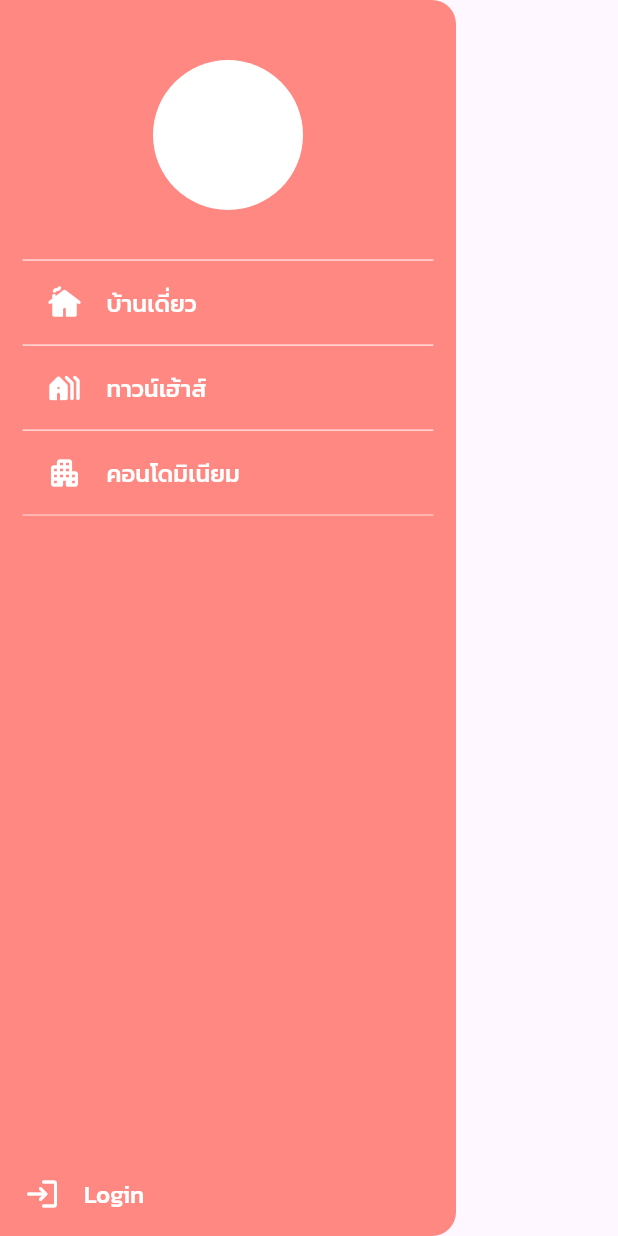
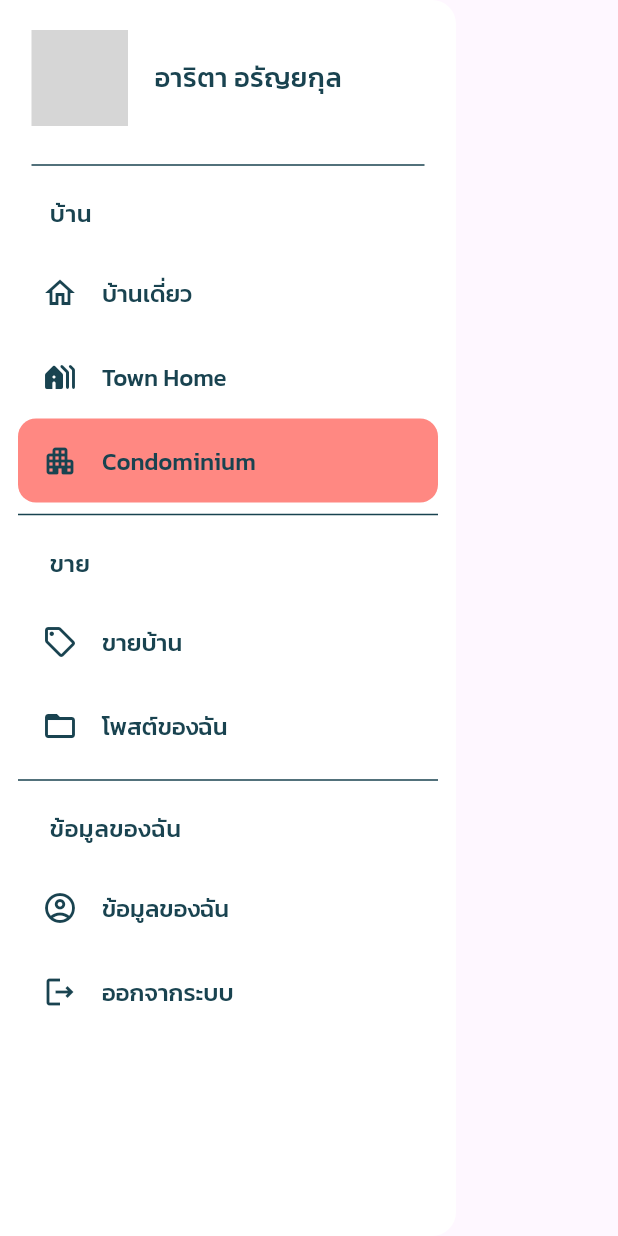
Before and after one commit to tot14883/your_home, a Flutter app: the SidebarMenu widget shown alone on an empty page, opened directly, on a phone screen of 412 x 824 dp. Run offline on Flutter 3.47's test engine with Material 3 defaults, Android fonts, the phone set to English and light mode, and no system bars; our stand-ins replace flutter_svg; project files that could hold a hidden picture were left out; grey boxes are pictures that could not be loaded.

Commit message:
change design sidbar

```diff
--- a/lib/features/home/sidebar_menu_widget.dart
+++ b/lib/features/home/sidebar_menu_widget.dart
@@ -1,4 +1,5 @@
 import 'package:flutter/material.dart';
+import 'package:flutter_svg/svg.dart';
 import 'package:home_demo/components/com_color.dart';
 import 'package:home_demo/components/com_font_style.dart';
 
@@ -10,87 +11,193 @@ class SidebarMenu extends StatelessWidget {
   @override
   Widget build(BuildContext context) {
     return Drawer(
-      backgroundColor: comSecondaryColor,
-      child: Column(
-        mainAxisAlignment: MainAxisAlignment.spaceBetween,
-        children: [
-          Padding(
-            padding: const EdgeInsets.only(left: 15, right: 15),
+      backgroundColor: Colors.white,
+      child: SafeArea(
         child: Column(
           children: [
             const SizedBox(
-                  height: 40,
-                ),
-                Container(
-                  width: 100,
-                  height: 100,
-                  decoration: const BoxDecoration(
-                    color: Colors.white,
-                    shape: BoxShape.circle,
-                  ),
-                ),
-                const SizedBox(
-                  height: 33,
+              height: 20,
             ),
             Column(
               children: [
-                    ListTile(
+                Padding(
+                  padding: const EdgeInsets.symmetric(horizontal: 21),
+                  child: Column(
+                    children: [
+                      Row(
+                        children: [
+                          SvgPicture.asset(
+                            "assets/images/logo/avatar.svg",
+                            width: 64,
+                            height: 64,
+                          ),
+                          // Container(
+                          //   width: 64,
+                          //   height: 64,
+                          //   decoration: const BoxDecoration(
+                          //     color: Colors.pink,
+                          //     shape: BoxShape.circle,
+                          //   ),
+                          // ),
+                          const SizedBox(width: 18),
+                          Text(
+                            "อาริตา อรัญยกุล",
+                            style: ComFontStyle.medium18
+                                .copyWith(color: comPrimaryColor),
+                          )
+                        ],
+                      ),
+                      const SizedBox(height: 18),
+                      const Divider(color: comPrimaryColor),
+                      const SizedBox(height: 13),
+                    ],
+                  ),
+                ),
+                Padding(
+                  padding: const EdgeInsets.symmetric(horizontal: 12),
+                  child: Column(
+                    crossAxisAlignment: CrossAxisAlignment.start,
+                    children: [
+                      const TitleSidebar(title: "บ้าน"),
+                      const SizedBox(height: 13),
+                      ListTileSidebar(
+                        title: "บ้านเดี่ยว",
+                        icon: const Icon(
+                          Icons.home_outlined,
+                          color: comPrimaryColor,
+                        ),
+                        textColor: comPrimaryColor,
+                        tileColor: Colors.white,
                         onTap: () {},
-                      shape: const Border(
-                        top: BorderSide(color: Colors.white, width: 0.7),
                       ),
-                      leading: const Icon(
-                        Icons.cottage_rounded,
-                        color: Colors.white,
+                      ListTileSidebar(
+                        title: "Town Home",
+                        icon: const Icon(
+                          Icons.holiday_village_rounded,
+                          color: comPrimaryColor,
                         ),
-                      title: const Text("บ้านเดี่ยว"),
-                      textColor: Colors.white,
-                      titleTextStyle: ComFontStyle.medium16,
+                        textColor: comPrimaryColor,
+                        tileColor: Colors.white,
+                        onTap: () {},
                       ),
-                    ListTile(
+                      ListTileSidebar(
+                        title: "Condominium",
+                        icon: const Icon(
+                          Icons.apartment_rounded,
+                          color: comPrimaryColor,
+                        ),
+                        textColor: comPrimaryColor,
+                        tileColor: comSecondaryColor,
                         onTap: () {},
-                      shape: const Border(
-                        top: BorderSide(color: Colors.white, width: 0.7),
                       ),
-                      leading: const Icon(
-                        Icons.holiday_village_rounded,
-                        color: Colors.white,
+                      const Divider(color: comPrimaryColor),
+                      const SizedBox(height: 13),
+                      const TitleSidebar(title: "ขาย"),
+                      const SizedBox(height: 13),
+                      ListTileSidebar(
+                        title: "ขายบ้าน",
+                        icon: const Icon(
+                          Icons.sell_outlined,
+                          color: comPrimaryColor,
                         ),
-                      title: const Text("ทาวน์เฮ้าส์"),
-                      textColor: Colors.white,
-                      titleTextStyle: ComFontStyle.medium16,
+                        textColor: comPrimaryColor,
+                        tileColor: Colors.white,
+                        onTap: () {},
                       ),
-                    ListTile(
+                      ListTileSidebar(
+                        title: "โพสต์ของฉัน",
+                        icon: const Icon(
+                          Icons.folder_open_outlined,
+                          color: comPrimaryColor,
+                        ),
+                        textColor: comPrimaryColor,
+                        tileColor: Colors.white,
                         onTap: () {},
-                      shape: const Border(
-                        top: BorderSide(color: Colors.white, width: 0.7),
-                        bottom: BorderSide(color: Colors.white, width: 0.5),
                       ),
-                      leading: const Icon(
-                        Icons.apartment_rounded,
-                        color: Colors.white,
+                      const Divider(color: comPrimaryColor),
+                      const SizedBox(height: 13),
+                      const TitleSidebar(title: "ข้อมูลของฉัน"),
+                      const SizedBox(height: 13),
+                      ListTileSidebar(
+                        title: "ข้อมูลของฉัน",
+                        icon: const Icon(
+                          Icons.account_circle_outlined,
+                          color: comPrimaryColor,
                         ),
-                      title: const Text("คอนโดมิเนียม"),
-                      textColor: Colors.white,
-                      titleTextStyle: ComFontStyle.medium16,
+                        textColor: comPrimaryColor,
+                        tileColor: Colors.white,
+                        onTap: () {},
+                      ),
+                      ListTileSidebar(
+                        title: "ออกจากระบบ",
+                        icon: const Icon(
+                          Icons.logout_outlined,
+                          color: comPrimaryColor,
+                        ),
+                        textColor: comPrimaryColor,
+                        tileColor: Colors.white,
+                        onTap: () {},
+                      ),
+                    ],
+                  ),
                 ),
               ],
             ),
           ],
         ),
       ),
-          ListTile(
-            onTap: () {},
-            leading: const Icon(
-              Icons.login_rounded,
-              color: Colors.white,
+    );
+  }
+}
+
+class ListTileSidebar extends StatelessWidget {
+  const ListTileSidebar({
+    super.key,
+    required this.title,
+    required this.icon,
+    required this.textColor,
+    required this.tileColor,
+    this.onTap,
+  });
+  final String title;
+  final Icon icon;
+  final Color textColor, tileColor;
+  final Function()? onTap;
+
+  @override
+  Widget build(BuildContext context) {
+    return ListTile(
+      onTap: onTap,
+      leading: icon,
+      title: Text(title),
+      textColor: textColor,
+      titleTextStyle: ComFontStyle.medium16,
+      tileColor: tileColor,
+      shape: const RoundedRectangleBorder(
+        borderRadius: BorderRadius.all(
+          Radius.circular(12),
         ),
-            title: const Text("Login"),
-            textColor: Colors.white,
-            titleTextStyle: ComFontStyle.medium16,
-          ),
-        ],
       ),
     );
   }
 }
+
+class TitleSidebar extends StatelessWidget {
+  const TitleSidebar({
+    super.key,
+    required this.title,
+  });
+
+  final String title;
+
+  @override
+  Widget build(BuildContext context) {
+    return Padding(
+      padding: const EdgeInsets.only(left: 21),
+      child: Text(
+        title,
+        style: ComFontStyle.medium16.copyWith(color: comPrimaryColor),
+      ),
+    );
+  }
+}
```
Also changed, not shown: assets/images/logo/avatar.svg (added), pubspec.lock, 3 other files. Lines whose indentation alone changed are shown as unchanged.
